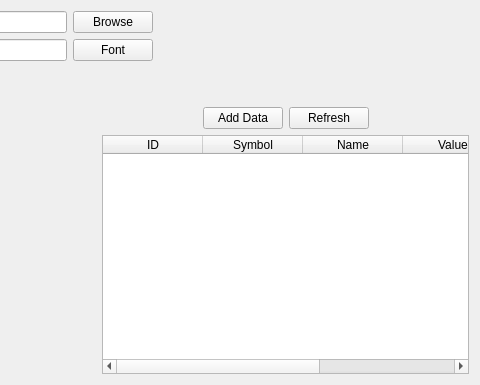
Before: the Qt Designer form Hardware Monitor Applet/GUI/NormalScreenWidget.ui in jimmyd-be/Hardware-Monitor-Applet, drawn with Qt 5; both pictures show x 648 to 1128 and y 0 to 385 of the 1128 by 385 pixel window.
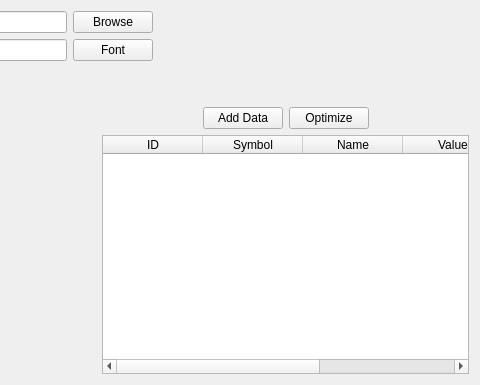
After: the same form once the commit is applied.

Diff of the .ui file:
```diff
--- a/Hardware Monitor Applet/GUI/NormalScreenWidget.ui
+++ b/Hardware Monitor Applet/GUI/NormalScreenWidget.ui
@@ -219,7 +219,7 @@
          <item>
           <widget class="QPushButton" name="refreshDataButton">
            <property name="text">
-            <string>Refresh</string>
+            <string>Optimize</string>
            </property>
           </widget>
          </item>
```
